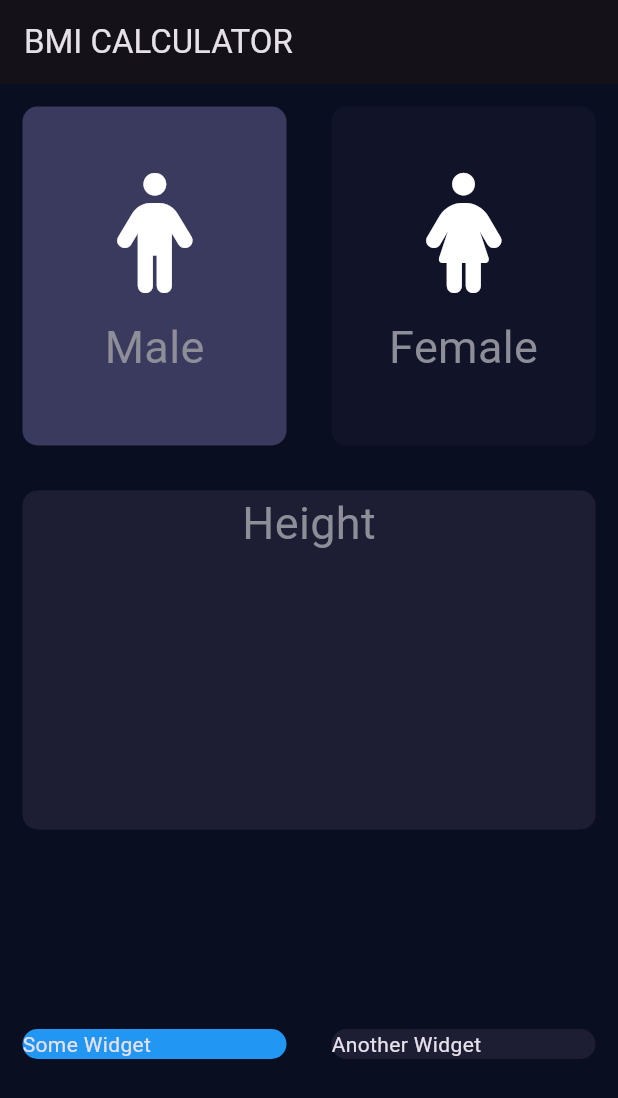
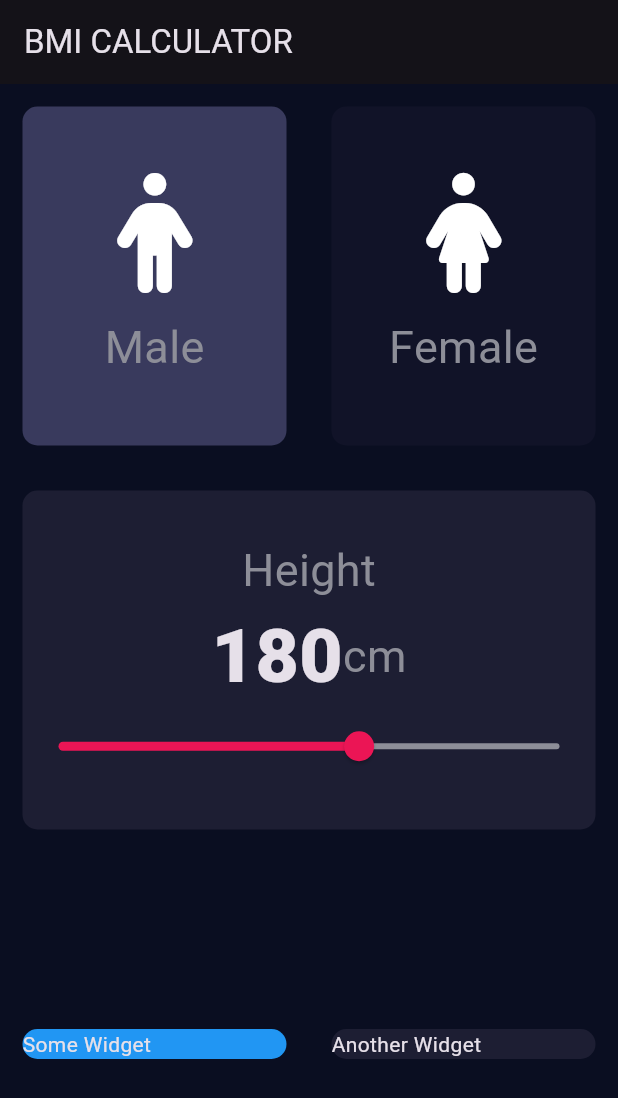
Before and after one commit to Mr-Zainulabadin/bmi, a Flutter app: the screen it shows after launch, on a phone screen of 412 x 824 dp. Shown: the top 1098 px of the screen. Run offline on Flutter 3.47's test engine with Material 3 defaults, Android fonts, the phone set to English and light mode, and no system bars; our stand-ins replace font_awesome_flutter.

Commit message:
adding slider and Height

```diff
--- a/lib/container_file.dart
+++ b/lib/container_file.dart
@@ -1,16 +1,17 @@
 import 'package:flutter/material.dart';
-import 'container_file.dart';
+import 'constantFile.dart';
+import 'package:flutter/material.dart';
 
 class ContainerRepeated extends StatelessWidget {
+  final Color colors;
+  final Widget cardWidget;
+  final VoidCallback onPressed; // Correct type for onPressed
+
   ContainerRepeated({
     required this.colors,
     required this.cardWidget,
-    required this.onPressed,
+    required this.onPressed, // Declaring onPressed as required
   });
-
-  final Color colors;
-  final Widget cardWidget;
-  final VoidCallback onPressed; // Change Function to VoidCallback
 
   @override
   Widget build(BuildContext context) {
@@ -18,11 +19,11 @@ class ContainerRepeated extends StatelessWidget {
       onTap: onPressed,
       child: Container(
         margin: EdgeInsets.all(15.0),
-        child: cardWidget,
         decoration: BoxDecoration(
           color: colors,
           borderRadius: BorderRadius.circular(10.0),
         ),
+        child: cardWidget,
       ),
     );
   }
--- a/lib/input_page.dart
+++ b/lib/input_page.dart
@@ -1,10 +1,8 @@
-import 'package:bmi/constantFile.dart';
 import 'package:flutter/material.dart';
 import 'package:font_awesome_flutter/font_awesome_flutter.dart';
 import 'container_file.dart';
 import 'icon_file.dart';
-import 'container_file.dart';
-
+import 'constantFile.dart'; // Corrected import
 
 enum Gender {
   male,
@@ -18,6 +16,7 @@ class InputPage extends StatefulWidget {
 
 class _InputPageState extends State<InputPage> {
   Gender selectedGender = Gender.male; // Initialized to Gender.male
+  int sliderHeight = 180;
 
   @override
   Widget build(BuildContext context) {
@@ -32,11 +31,10 @@ class _InputPageState extends State<InputPage> {
             child: Row(
               children: <Widget>[
                 Expanded(
-
                   child: ContainerRepeated(
-                      onPressed: (){
+                    onPressed: () {
                       setState(() {
-                          selectedGender=Gender.male;
+                        selectedGender = Gender.male;
                       });
                     },
                     cardWidget: RepeatedIcon(
@@ -46,14 +44,12 @@ class _InputPageState extends State<InputPage> {
                     ),
                     colors: selectedGender == Gender.male ? activeColor : deactiveColor,
                   ),
-
                 ),
                 Expanded(
-
                   child: ContainerRepeated(
-                      onPressed: (){
+                    onPressed: () {
                       setState(() {
-                          selectedGender=Gender.female;
+                        selectedGender = Gender.female;
                       });
                     },
                     cardWidget: RepeatedIcon(
@@ -63,7 +59,6 @@ class _InputPageState extends State<InputPage> {
                     ),
                     colors: selectedGender == Gender.female ? activeColor : deactiveColor,
                   ),
-
                 ),
               ],
             ),
@@ -72,10 +67,42 @@ class _InputPageState extends State<InputPage> {
             child: ContainerRepeated(
               colors: Color(0xFF1D1E33),
               cardWidget: Column(
-                children: <Widget> [
-                  Text('Height',style: kLabelStyle,),
+                mainAxisAlignment: MainAxisAlignment.center,
+                children: <Widget>[
+                  Text(
+                    'Height',
+                    style: kLabelStyle,
+                  ),
+                  Row(
+                    mainAxisAlignment: MainAxisAlignment.center,
+                    children: <Widget>[
+                      Text(
+                        sliderHeight.toString(),
+                        style: TextStyle(
+                          fontSize: 50.0,
+                          fontWeight: FontWeight.w900,
+                        ),
+                      ),
+                      Text(
+                        'cm',
+                        style: kLabelStyle,
+                      ),
                     ],
-              ), onPressed: () {  } ,
+                  ),
+                  Slider(
+                    value: sliderHeight.toDouble(),
+                    min: 120.0,
+                    max: 220.0,
+                    activeColor: Color(0xFFEB1555),
+                    inactiveColor: Color(0xFF8D8E98),
+                    onChanged: (double newValue) {
+                      setState(() {
+                        sliderHeight = newValue.round();
+                      });
+                    },
+                  ),
+                ],
+              ), onPressed: () {  },
             ),
           ),
           Expanded(
@@ -84,19 +111,20 @@ class _InputPageState extends State<InputPage> {
                 Expanded(
                   child: ContainerRepeated(
                     colors: Colors.blue,
-                    cardWidget: Text('Some Widget'), onPressed: () {  },
+                    cardWidget: Text('Some Widget'),
+                    onPressed: () {},
                   ),
                 ),
                 Expanded(
                   child: ContainerRepeated(
                     colors: Color(0xFF1D1E33),
-                    cardWidget: Text('Another Widget'), onPressed: () {  },
+                    cardWidget: Text('Another Widget'),
+                    onPressed: () {},
                   ),
                 ),
               ],
             ),
           ),
-
         ],
       ),
     );
```
Lines whose indentation alone changed are shown as unchanged.
